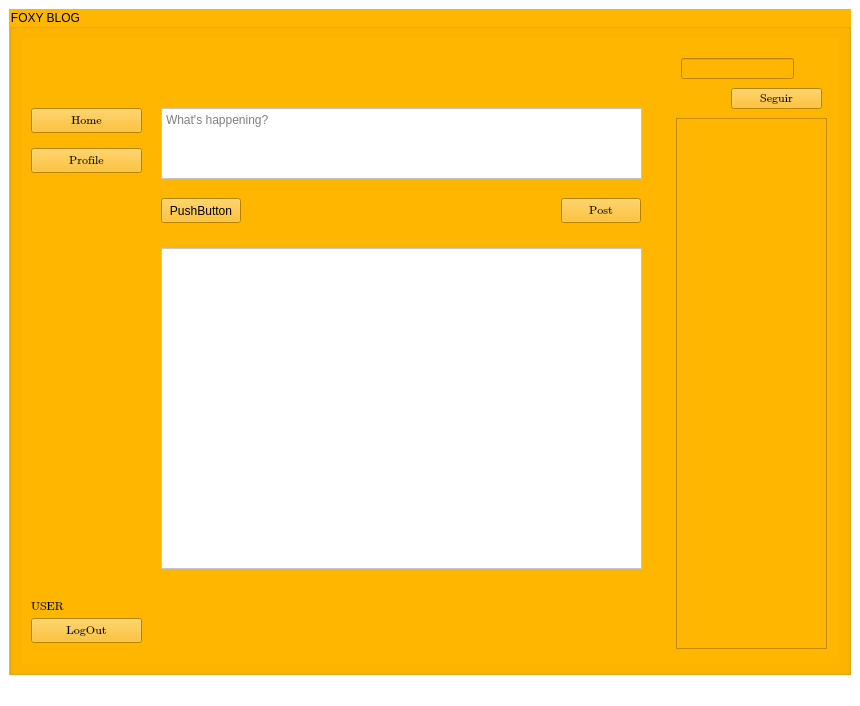
Old version of the form login.ui in the repository DarkMage17/CC31_20181B402_20181C600_201823838.
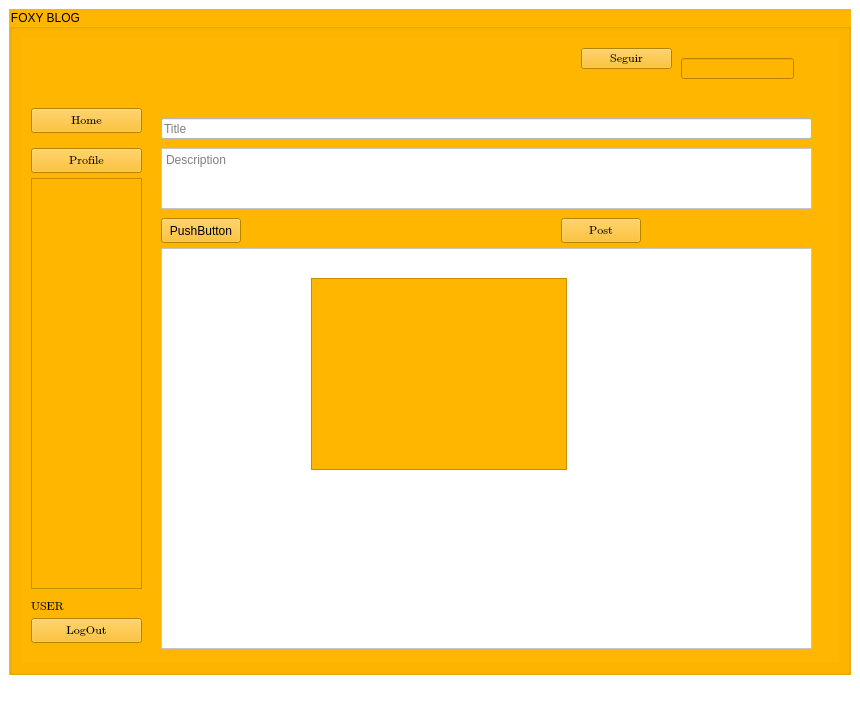
New version of the form. The open tabs and pages were chosen to show the change. Icons and pictures are not drawn.

Diff of the .ui file:
```diff
--- a/login.ui
+++ b/login.ui
@@ -30,7 +30,7 @@
        <item row="0" column="0">
         <widget class="QStackedWidget" name="stackedWidget">
          <property name="currentIndex">
-          <number>0</number>
+          <number>2</number>
          </property>
          <widget class="QWidget" name="page">
           <widget class="QPushButton" name="B_registrar">
@@ -107,7 +107,11 @@
              </widget>
             </item>
             <item>
-             <widget class="QLineEdit" name="txt_correoLog"/>
+             <widget class="QLineEdit" name="txt_correoLog">
+              <property name="text">
+               <string>nhut@hotmail</string>
+              </property>
+             </widget>
             </item>
             <item>
              <widget class="QLabel" name="label_3">
@@ -455,9 +459,9 @@
            <property name="geometry">
             <rect>
              <x>140</x>
-             <y>70</y>
-             <width>481</width>
-             <height>71</height>
+             <y>110</y>
+             <width>651</width>
+             <height>61</height>
             </rect>
            </property>
            <property name="styleSheet">
@@ -469,14 +473,14 @@
             <bool>false</bool>
            </property>
            <property name="placeholderText">
-            <string>What's happening?</string>
+            <string>Description</string>
            </property>
           </widget>
           <widget class="QPushButton" name="btnPost">
            <property name="geometry">
             <rect>
              <x>540</x>
-             <y>160</y>
+             <y>180</y>
              <width>80</width>
              <height>25</height>
             </rect>
@@ -570,18 +574,18 @@
           <widget class="QListWidget" name="LUsuariosGlob">
            <property name="geometry">
             <rect>
-             <x>655</x>
-             <y>80</y>
-             <width>151</width>
-             <height>531</height>
+             <x>10</x>
+             <y>140</y>
+             <width>111</width>
+             <height>411</height>
             </rect>
            </property>
           </widget>
           <widget class="QPushButton" name="B_Seguir">
            <property name="geometry">
             <rect>
-             <x>710</x>
-             <y>50</y>
+             <x>560</x>
+             <y>10</y>
              <width>91</width>
              <height>21</height>
             </rect>
@@ -596,25 +600,6 @@
             <string>Seguir</string>
            </property>
           </widget>
-          <widget class="QLabel" name="label_10">
-           <property name="geometry">
-            <rect>
-             <x>10</x>
-             <y>160</y>
-             <width>111</width>
-             <height>381</height>
-            </rect>
-           </property>
-           <property name="text">
-            <string/>
-           </property>
-           <property name="pixmap">
-            <pixmap resource="Imagen.qrc">:/Imagenes/279dcfa578638f1cfd3b026d43ddfd39.jpg</pixmap>
-           </property>
-           <property name="scaledContents">
-            <bool>true</bool>
-           </property>
-          </widget>
           <widget class="QLabel" name="label_13">
            <property name="geometry">
             <rect>
@@ -657,7 +642,7 @@
            <property name="geometry">
             <rect>
              <x>140</x>
-             <y>160</y>
+             <y>180</y>
              <width>80</width>
              <height>25</height>
             </rect>
@@ -671,13 +656,19 @@
             <rect>
              <x>140</x>
              <y>210</y>
-             <width>481</width>
-             <height>321</height>
+             <width>651</width>
+             <height>401</height>
             </rect>
            </property>
            <property name="styleSheet">
             <string notr="true">background-color:white;</string>
            </property>
+           <property name="sizeAdjustPolicy">
+            <enum>QAbstractScrollArea::AdjustIgnored</enum>
+           </property>
+           <property name="horizontalScrollMode">
+            <enum>QAbstractItemView::ScrollPerPixel</enum>
+           </property>
            <property name="sortingEnabled">
             <bool>false</bool>
            </property>
@@ -692,6 +683,33 @@
             </rect>
            </property>
           </widget>
+          <widget class="QLineEdit" name="lineEdit_2">
+           <property name="geometry">
+            <rect>
+             <x>140</x>
+             <y>80</y>
+             <width>651</width>
+             <height>21</height>
+            </rect>
+           </property>
+           <property name="styleSheet">
+            <string notr="true">color:black;
+background-color: rgb(255, 255, 255);</string>
+           </property>
+           <property name="placeholderText">
+            <string>Title</string>
+           </property>
+          </widget>
+          <widget class="QTableWidget" name="tableWidget">
+           <property name="geometry">
+            <rect>
+             <x>290</x>
+             <y>240</y>
+             <width>256</width>
+             <height>192</height>
+            </rect>
+           </property>
+          </widget>
           <zorder>label_15</zorder>
           <zorder>label_13</zorder>
           <zorder>EditPublis</zorder>
@@ -702,10 +720,11 @@
           <zorder>labelUser</zorder>
           <zorder>LUsuariosGlob</zorder>
           <zorder>B_Seguir</zorder>
-          <zorder>label_10</zorder>
           <zorder>pushButton_4</zorder>
           <zorder>listWidget</zorder>
           <zorder>lineEdit</zorder>
+          <zorder>lineEdit_2</zorder>
+          <zorder>tableWidget</zorder>
          </widget>
          <widget class="QWidget" name="page_4">
           <widget class="QTextBrowser" name="LeerPublisPerfil">
```
